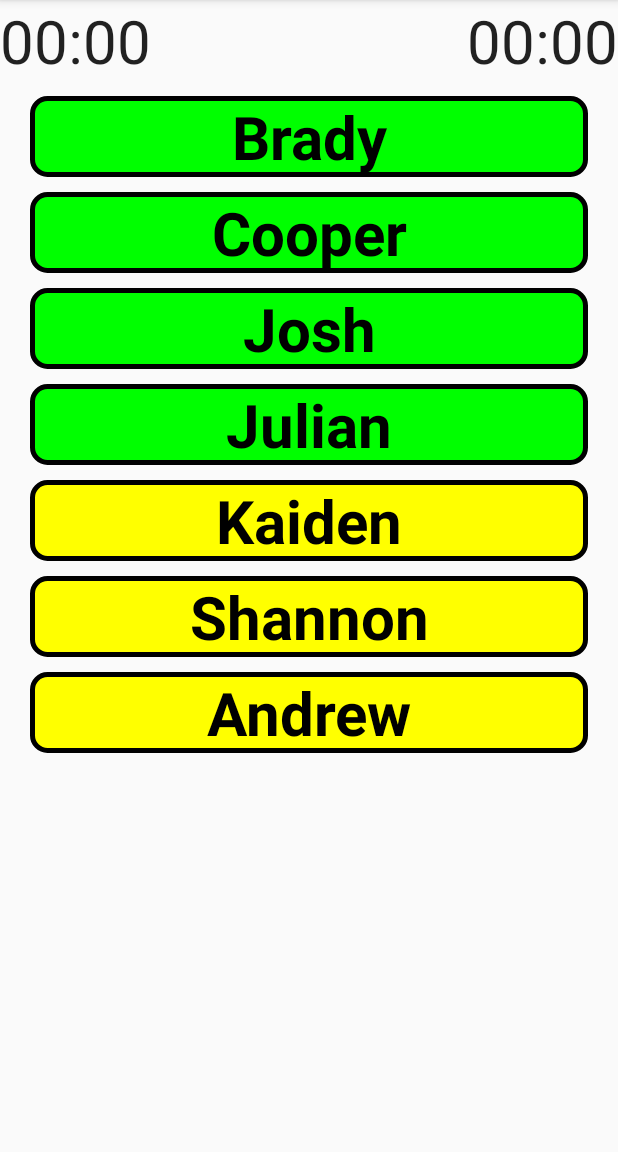
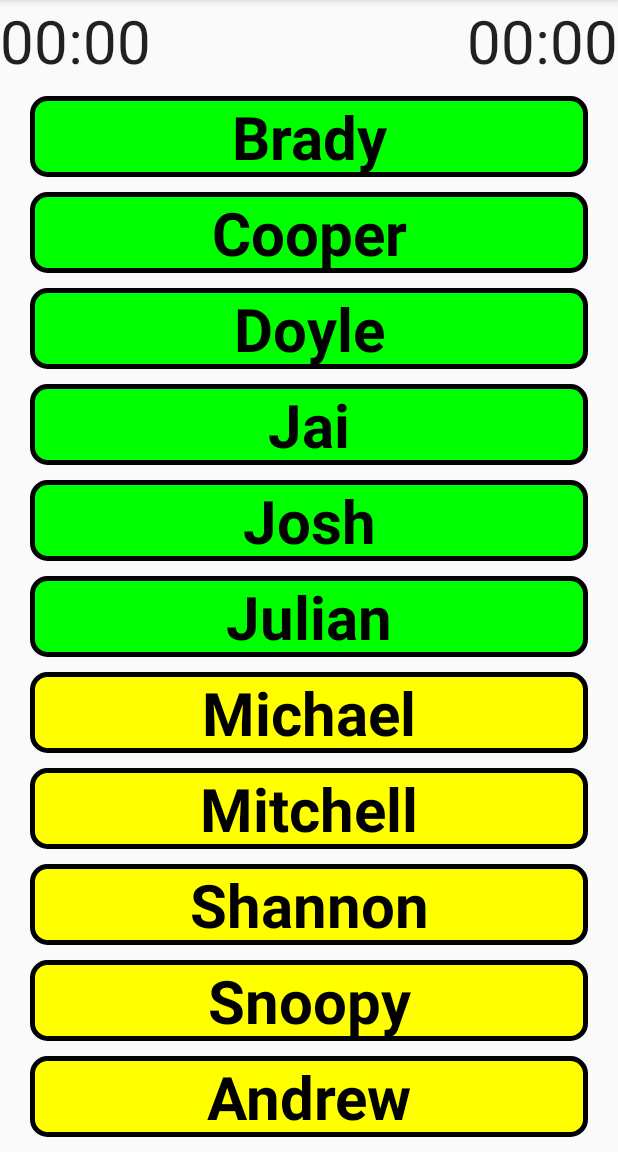
Before and after one commit to aardmark/footballmanager, an Android app: the screen it shows after launch (MainActivity), after a tap on "Andrew", on a phone screen of 412 x 824 dp, the part 84-1236 px from its top. Run offline under Robolectric (Android 15) with nearby library versions, the phone set to English and light mode, and no system bars.

Commit message:
updated for bigger squad

```diff
--- a/app/src/main/java/au/net/mjktech/footballmanager/MainActivity.java
+++ b/app/src/main/java/au/net/mjktech/footballmanager/MainActivity.java
@@ -132,10 +132,14 @@ public class MainActivity extends ActionBarActivity {
         ret.add(new Player("Andrew"));
         ret.add(new Player("Brady"));
         ret.add(new Player("Cooper"));
+        ret.add(new Player("Doyle"));
+        ret.add(new Player("Jai"));
         ret.add(new Player("Josh"));
         ret.add(new Player("Julian"));
-        ret.add(new Player("Kaiden"));
+        ret.add(new Player("Michael"));
+        ret.add(new Player("Mitchell"));
         ret.add(new Player("Shannon"));
+        ret.add(new Player("Snoopy"));
         return ret;
     }
 }
--- a/app/src/main/java/au/net/mjktech/footballmanager/PlayerArrayAdapter.java
+++ b/app/src/main/java/au/net/mjktech/footballmanager/PlayerArrayAdapter.java
@@ -33,7 +33,7 @@ public class PlayerArrayAdapter extends ArrayAdapter<Player> {
 
         TextView playerNameView = (TextView)rowView;
         playerNameView.setText(player.getFirstName());
-        if ((position < 4) && player.isAvailable())
+        if ((position < 6) && player.isAvailable())
         {
             playerNameView.setBackgroundResource(R.drawable.player_playing_bg);
         }
```
Also changed, not shown: 1 other file.
